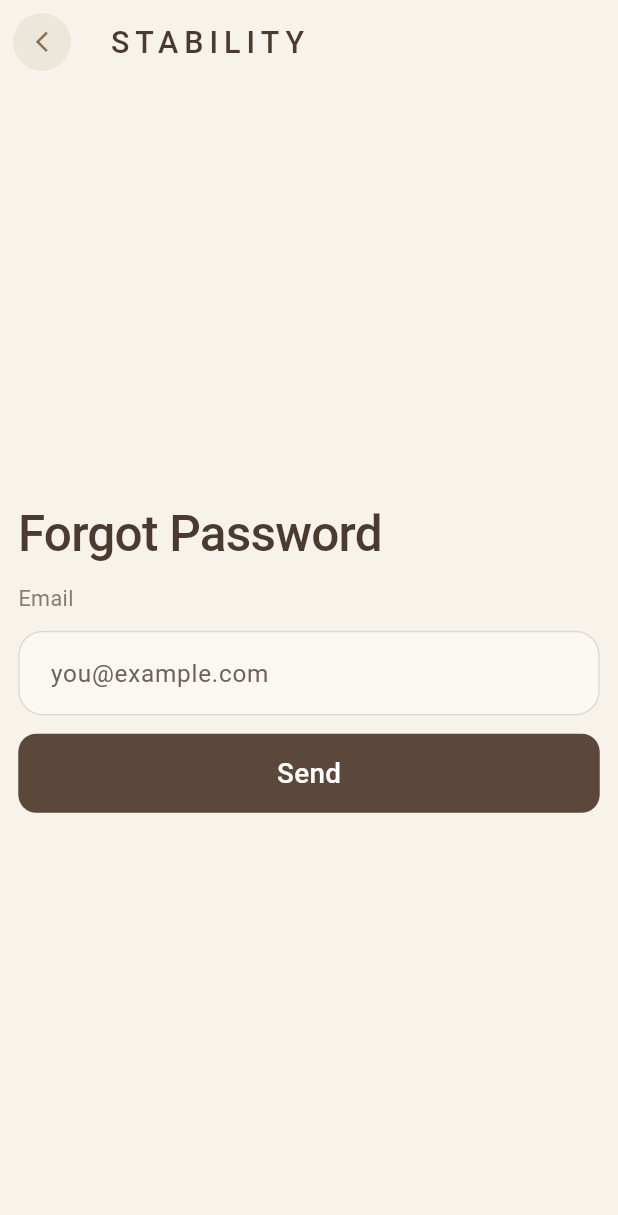
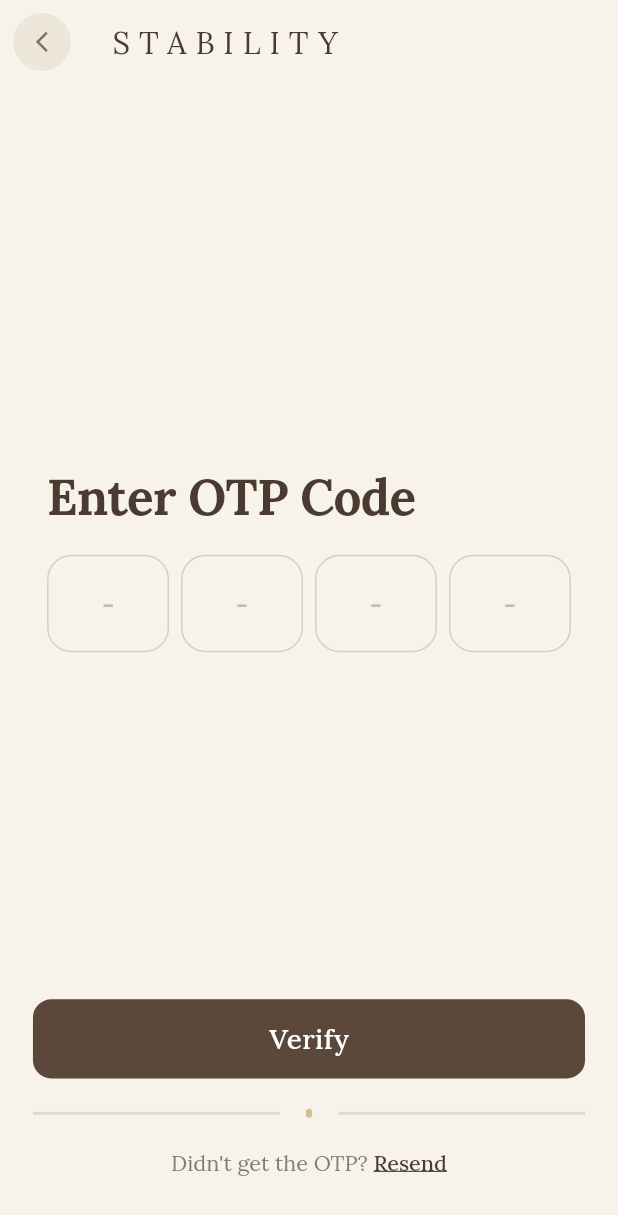
Before and after one commit to backbencherstudio/bendrummond1819_FO529642DC3C7, a Flutter app: the ForgotPassword screen opened directly, after a tap on "Send", on a phone screen of 412 x 824 dp. Shown: the top 1215 px of the screen. Run offline on Flutter 3.47's test engine with Material 3 defaults, Android fonts, the phone set to English and light mode, and no system bars; drawn by our look-alikes of pinput; our stand-ins replace dio, flutter_riverpod, flutter_screenutil, flutter_svg; Roboto replaces fonts that are missing (Montserrat).

Commit message:
feat: lora font, Update: style manager and related file

```diff
--- a/lib/core/resource/constants/style_manager.dart
+++ b/lib/core/resource/constants/style_manager.dart
@@ -115,7 +115,7 @@ TextStyle getSemiBoldStyle22({
 // ===== Bold Style =====
 TextStyle getBoldStyle24({
   double fontSize = FontSize.s24,
-  FontWeight fontWeight = FontWeightManager.medium500,
+  FontWeight fontWeight = FontWeightManager.bold700,
   required Color color,
 }) {
   return _getTextStyle(fontSize, FontConstants.fontFamily, fontWeight, color);
--- a/lib/core/route/route_manager.dart
+++ b/lib/core/route/route_manager.dart
@@ -1,3 +1,4 @@
+import 'package:bendrummond1819_fo529642dc3c7/presentation/auth/forget_password/set_new_password/set_new_password_screen.dart';
 import 'package:bendrummond1819_fo529642dc3c7/presentation/auth/forget_password/view/forgot_password.dart';
 import 'package:bendrummond1819_fo529642dc3c7/presentation/auth/signin/view/signin_screen.dart';
 import 'package:bendrummond1819_fo529642dc3c7/presentation/auth/signup/view/signup_screen.dart';
@@ -10,6 +11,7 @@ import 'package:bendrummond1819_fo529642dc3c7/presentation/home/settings/notific
 import 'package:bendrummond1819_fo529642dc3c7/presentation/home/settings/view/home_settings_screen.dart';
 import 'package:bendrummond1819_fo529642dc3c7/presentation/pay/view/pay_screen.dart';
 import 'package:flutter/material.dart';
+import '../../presentation/auth/forget_password/otp/otp_screen.dart';
 import '../../presentation/bottom_nav/view/bottom_nav_bar_screen.dart';
 import '../../presentation/onboading/view/onboading_screen.dart';
 import '../../presentation/splash/view/splash_screen.dart';
@@ -21,6 +23,20 @@ class RouteGenerator {
     switch (routeSettings.name) {
       case RoutesName.splashRoute:
         return MaterialPageRoute(builder: (_) => const SplashScreen());
+
+      /// ********************* auth ******************
+      case RoutesName.signInRoute:
+        return MaterialPageRoute(builder: (_) => SigningScreen());
+      case RoutesName.signUpRoute:
+        return MaterialPageRoute(builder: (_) => SignupScreen());
+      case RoutesName.forgotPasswordRoute:
+        return MaterialPageRoute(builder: (_) => ForgotPassword());
+      case RoutesName.forgotPasswordOtpRoute:
+        return MaterialPageRoute(builder: (_) => ForgotPasswordOtpScreen());
+      case RoutesName.resetNewPasswordRoute:
+        return MaterialPageRoute(builder: (_) => SetNewPasswordScreen());
+
+      /// *************** bottom nav ****************
       case RoutesName.bottomNavRoute:
         return MaterialPageRoute(builder: (_) => BottomNavBarScreen());
       case RoutesName.payScreen:
@@ -39,12 +55,6 @@ class RouteGenerator {
         return MaterialPageRoute(builder: (_) => AboutScreen());
       case RoutesName.onBoardingRoute:
         return MaterialPageRoute(builder: (_) => OnboardingScreen());
-      case RoutesName.signInRoute:
-        return MaterialPageRoute(builder: (_) => SigningScreen());
-      case RoutesName.signUpRoute:
-        return MaterialPageRoute(builder: (_) => SignupScreen());
-      case RoutesName.forgotPasswordRoute:
-        return MaterialPageRoute(builder: (_) => ForgotPassword());
 
       default:
         return unDefineRoute();
--- a/lib/core/route/routes_name.dart
+++ b/lib/core/route/routes_name.dart
@@ -1,9 +1,12 @@
 class RoutesName {
+  /// ****************** auth *****************
   static const String splashRoute = "/";
   static const String onBoardingRoute = "/onBoardingRoute";
   static const String signInRoute = "/signIn";
   static const String signUpRoute = "/signUpRoute";
   static const String forgotPasswordRoute = "/forgotPassword";
+  static const String forgotPasswordOtpRoute = "/forgotPasswordOtpRoute";
+  static const String resetNewPasswordRoute = "/resetNewPasswordRoute";
   // ========== Bottom NavBar =================
   static const String bottomNavRoute = "/bottomNav";
   static const String payScreen = "/payScreen";
--- /dev/null
+++ b/lib/presentation/auth/forget_password/otp/otp_screen.dart
@@ -0,0 +1,131 @@
+import 'package:flutter/gestures.dart';
+import 'package:flutter/material.dart';
+import 'package:flutter_screenutil/flutter_screenutil.dart';
+
+import '../../../../core/resource/constants/color_manger.dart';
+import '../../../../core/resource/constants/style_manager.dart';
+import '../../../../core/route/routes_name.dart';
+import '../../../widgets/custom_back_button.dart';
+import '../../../widgets/custom_from_field.dart';
+import '../../../widgets/custom_logo_text.dart';
+import '../../../widgets/custom_otp_field.dart';
+import '../../../widgets/primary_button.dart';
+
+class ForgotPasswordOtpScreen extends StatefulWidget {
+  const ForgotPasswordOtpScreen({super.key});
+
+  @override
+  State<ForgotPasswordOtpScreen> createState() => _ForgotPasswordOtpScreenState();
+}
+
+class _ForgotPasswordOtpScreenState extends State<ForgotPasswordOtpScreen> {
+  final _emailController = TextEditingController();
+  @override
+  Widget build(BuildContext context) {
+    return Scaffold(
+      backgroundColor: ColorManager.secondary,
+      appBar: AppBar(
+        backgroundColor: ColorManager.secondary,
+        leading: customBackButton(
+          context,
+          borderColor: ColorManager.borderColor,
+        ),
+        title: customLogoText(),
+      ),
+      body: Padding(
+        padding: EdgeInsets.symmetric(horizontal: 20.w, vertical: 20.h),
+        child: Column(
+          children: [
+
+            Expanded(
+              child: Column(
+                mainAxisAlignment: MainAxisAlignment.center,
+                crossAxisAlignment: CrossAxisAlignment.start,
+                children: [
+                  Text(
+                    "Enter OTP Code",
+                    style: getBoldStyle24(
+                      fontSize: 32.sp,
+                      color: ColorManager.brown,
+                    ).copyWith(letterSpacing: -0.45),
+                  ),
+                  SizedBox(height: 15.h),
+                  /// ************ otp Field *****************
+                  CustomPinCodeField(),
+                ],
+              ),
+            ),
+
+            /// *************** send btn *******************
+            PrimaryButton(
+                title: "Verify",
+                onTap: () {
+                  Navigator.pushNamed(context, RoutesName.forgotPasswordOtpRoute);
+                }
+            ),
+            SizedBox(height: 15.h,),
+            customDivider(),
+            SizedBox(height: 15.h),
+
+            /// ************ rich text ******************
+            Center(
+              child: RichText(
+                text: TextSpan(
+                  style: getRegularStyle16_400(
+                    color: ColorManager.brown300,
+                    fontSize: 14.sp,
+                  ),
+                  children: [
+                    TextSpan(text: "Didn't get the OTP? "),
+                    TextSpan(
+                      text: "Resend",
+                      style:
+                      getRegularStyle16_500(
+                        color: ColorManager.brown,
+                        fontSize: 14.sp,
+                      ).copyWith(
+                        decoration: TextDecoration.underline,
+                        decorationColor: ColorManager.brown,
+                      ),
+                      recognizer: TapGestureRecognizer()
+                        ..onTap = () {
+                          Navigator.pushNamed(
+                            context,
+                            RoutesName.signUpRoute,
+                          );
+                        },
+                    ),
+                  ],
+                ),
+              ),
+            ),
+            SizedBox(height: 20.h),
+          ],
+        ),
+      ),
+    );
+  }
+  /// ************* custom widget **************
+  Widget customDivider() {
+    return Row(
+      children: [
+        Expanded(child: Divider(color: ColorManager.brown200, thickness: 2)),
+
+        Padding(
+          padding: EdgeInsets.symmetric(horizontal: 16.w),
+          child: Container(
+            width: 4.r,
+            height: 6.r,
+            decoration: BoxDecoration(
+              color: ColorManager.gold2,
+              borderRadius: BorderRadius.circular(999.r),
+              //shape: BoxShape.circle,
+            ),
+          ),
+        ),
+
+        Expanded(child: Divider(color: ColorManager.brown200, thickness: 2)),
+      ],
+    );
+  }
+}
--- /dev/null
+++ b/lib/presentation/auth/forget_password/set_new_password/set_new_password_screen.dart
@@ -0,0 +1,15 @@
+import 'package:flutter/material.dart';
+
+class SetNewPasswordScreen extends StatefulWidget {
+  const SetNewPasswordScreen({super.key});
+
+  @override
+  State<SetNewPasswordScreen> createState() => _SetNewPasswordScreenState();
+}
+
+class _SetNewPasswordScreenState extends State<SetNewPasswordScreen> {
+  @override
+  Widget build(BuildContext context) {
+    return const Placeholder();
+  }
+}
--- a/lib/presentation/auth/forget_password/view/forgot_password.dart
+++ b/lib/presentation/auth/forget_password/view/forgot_password.dart
@@ -1,6 +1,8 @@
 import 'package:bendrummond1819_fo529642dc3c7/core/resource/constants/color_manger.dart';
 import 'package:bendrummond1819_fo529642dc3c7/core/resource/constants/style_manager.dart';
+import 'package:bendrummond1819_fo529642dc3c7/core/route/routes_name.dart';
 import 'package:bendrummond1819_fo529642dc3c7/presentation/widgets/custom_back_button.dart';
+import 'package:bendrummond1819_fo529642dc3c7/presentation/widgets/custom_logo_text.dart';
 import 'package:flutter/material.dart';
 import 'package:flutter_screenutil/flutter_screenutil.dart';
 
@@ -15,6 +17,7 @@ class ForgotPassword extends StatefulWidget {
 }
 
 class _ForgotPasswordState extends State<ForgotPassword> {
+  final _emailController = TextEditingController();
   @override
   Widget build(BuildContext context) {
     return Scaffold(
@@ -25,17 +28,14 @@ class _ForgotPasswordState extends State<ForgotPassword> {
           context,
           borderColor: ColorManager.borderColor,
         ),
-        title: Text(
-          "STABILITY",
-          style: getRegularStyle16_500(color: ColorManager.brown).copyWith(
-            fontFamily: "Montserrat",
-            letterSpacing: 4,
-            fontSize: 20.sp,
-          ),
-        ),
+        title: customLogoText(),
       ),
       body: Padding(
-        padding:  EdgeInsets.all(12.h),
+        padding: EdgeInsets.symmetric(horizontal: 20.w, vertical: 20.h),
+        child: Column(
+          children: [
+
+            Expanded(
               child: Column(
                 mainAxisAlignment: MainAxisAlignment.center,
                 crossAxisAlignment: CrossAxisAlignment.start,
@@ -45,9 +45,10 @@ class _ForgotPasswordState extends State<ForgotPassword> {
                     style: getBoldStyle24(
                       fontSize: 32.sp,
                       color: ColorManager.brown,
-              ).copyWith(height: 1.1, letterSpacing: -0.5),
+                    ).copyWith(letterSpacing: -0.45),
                   ),
                   SizedBox(height: 15.h),
+                  /// ************ Email Field *****************
                   Text(
                     "Email",
                     style: getRegularStyle16_400(
@@ -56,18 +57,22 @@ class _ForgotPasswordState extends State<ForgotPassword> {
                     ),
                   ),
                   SizedBox(height: 10.h),
-
-            /// ************ Email Field *****************
                   CustomFromField(
                     hintText: "you@example.com",
-              //controller: _emailController,
+                    controller: _emailController,
+                  ),
+                ],
+              ),
             ),
 
-            SizedBox(height: 12.h),
-
-            /// ************ Sign in Button *****************
-            //Spacer()
-            PrimaryButton(title: "Send", onTap: () {}),
+            /// *************** send btn *******************
+            PrimaryButton(
+                title: "Send",
+                onTap: () {
+                  Navigator.pushNamed(context, RoutesName.forgotPasswordOtpRoute);
+                }
+            ),
+            SizedBox(height: 20.h,)
           ],
         ),
       ),
--- a/lib/presentation/auth/otp/view/otp_screen.dart
+++ /dev/null
@@ -1,15 +0,0 @@
-import 'package:flutter/material.dart';
-
-class OtpScreen extends StatefulWidget {
-  const OtpScreen({super.key});
-
-  @override
-  State<OtpScreen> createState() => _OtpScreenState();
-}
-
-class _OtpScreenState extends State<OtpScreen> {
-  @override
-  Widget build(BuildContext context) {
-    return Container();
-  }
-}
--- a/lib/presentation/auth/signup/view/signup_screen.dart
+++ b/lib/presentation/auth/signup/view/signup_screen.dart
@@ -75,7 +75,7 @@ class _SignupScreenState extends State<SignupScreen> {
                     style: getBoldStyle24(
                       fontSize: 28.sp,
                       color: ColorManager.brown,
-                    ).copyWith(height: 1.1, letterSpacing: -0.5),
+                    ).copyWith(letterSpacing: -0.5),
                   ),
 
                   SizedBox(height: 15.h),
--- a/lib/presentation/onboading/view/onboading_screen.dart
+++ b/lib/presentation/onboading/view/onboading_screen.dart
@@ -2,6 +2,7 @@ import 'package:bendrummond1819_fo529642dc3c7/core/resource/constants/color_mang
 import 'package:bendrummond1819_fo529642dc3c7/core/resource/constants/image_manager.dart';
 import 'package:bendrummond1819_fo529642dc3c7/core/resource/constants/style_manager.dart';
 import 'package:bendrummond1819_fo529642dc3c7/core/route/routes_name.dart';
+import 'package:bendrummond1819_fo529642dc3c7/presentation/widgets/custom_logo_text.dart';
 import 'package:bendrummond1819_fo529642dc3c7/presentation/widgets/outline_button.dart';
 import 'package:bendrummond1819_fo529642dc3c7/presentation/widgets/primary_button.dart';
 import 'package:flutter/material.dart';
@@ -35,13 +36,7 @@ class OnboardingScreen extends StatelessWidget {
                   SafeArea(
                     child: Padding(
                       padding: EdgeInsets.only(left: 24.w, top: 20.h),
-                      child: Text(
-                        "STABILITY",
-                        style: getRegularStyle16_400(
-                          fontSize: 20.sp,
-                          color: ColorManager.brown500,
-                        ).copyWith(letterSpacing: 6),
-                      ),
+                      child: customLogoText()
                     ),
                   ),
                 ],
@@ -62,7 +57,7 @@ class OnboardingScreen extends StatelessWidget {
                     style: getBoldStyle24(
                       fontSize: 28.sp,
                       color: ColorManager.brown,
-                    ).copyWith(height: 1.1, letterSpacing: -0.5),
+                    ).copyWith( letterSpacing: -0.5,),
                   ),
 
                   SizedBox(height: 15.h),
--- a/lib/presentation/widgets/custom_logo_text.dart
+++ b/lib/presentation/widgets/custom_logo_text.dart
@@ -10,6 +10,6 @@ Widget customLogoText() {
     style: getRegularStyle16_400(
       fontSize: 20.sp,
       color: ColorManager.brown500,
-    ).copyWith(letterSpacing: 6, fontFamily: "Serif"),
+    ).copyWith(letterSpacing: 6),
   );
 }
--- /dev/null
+++ b/lib/presentation/widgets/custom_otp_field.dart
@@ -0,0 +1,81 @@
+import 'package:flutter/material.dart';
+import 'package:flutter_screenutil/flutter_screenutil.dart';
+import 'package:pinput/pinput.dart';
+import '../../core/resource/constants/color_manger.dart';
+
+class CustomPinCodeField extends StatelessWidget {
+  final int length;
+  final TextEditingController? controller;
+  final String? Function(String?)? validator;
+  final void Function(String)? onCompleted;
+
+  const CustomPinCodeField({
+    super.key,
+    this.length = 4,
+    this.controller,
+    this.validator,
+    this.onCompleted,
+  });
+
+  @override
+  Widget build(BuildContext context) {
+    final defaultPinTheme = PinTheme(
+      width: 74.w,
+      height: 64.h,
+      textStyle: TextStyle(
+        fontSize: 24.sp,
+        color: ColorManager.brown,
+        fontFamily: "Serif",
+        fontWeight: FontWeight.w400,
+      ),
+      decoration: BoxDecoration(
+        color: Colors.transparent, // ব্যাকগ্রাউন্ড স্বচ্ছ রাখতে পারেন
+        borderRadius: BorderRadius.circular(16.r),
+        border: Border.all(color: ColorManager.brown.withOpacity(0.2)), // হালকা বর্ডার
+      ),
+    );
+
+    // ফোকাসড থিম (যখন ইউজার টাইপ করবে)
+    final focusedPinTheme = defaultPinTheme.copyWith(
+      decoration: defaultPinTheme.decoration?.copyWith(
+        border: Border.all(color: ColorManager.brown, width: 1.5),
+      ),
+    );
+
+    // যখন ভ্যালু থাকবে (Submitted/Following)
+    final submittedPinTheme = defaultPinTheme.copyWith(
+      decoration: defaultPinTheme.decoration?.copyWith(
+        border: Border.all(color: ColorManager.brown.withOpacity(0.2)),
+      ),
+    );
+
+    return Pinput(
+      length: length,
+      controller: controller,
+      defaultPinTheme: defaultPinTheme,
+      focusedPinTheme: focusedPinTheme,
+      submittedPinTheme: submittedPinTheme,
+      validator: validator,
+      // খালি ঘরে হাইফেন দেখানোর জন্য
+      preFilledWidget: Text(
+        "-",
+        style: defaultPinTheme.textStyle?.copyWith(
+          color: ColorManager.brown.withOpacity(0.3),
+        ),
+      ),
+      mainAxisAlignment: MainAxisAlignment.spaceBetween,
+      onCompleted: onCompleted,
+      cursor: Column(
+        mainAxisAlignment: MainAxisAlignment.end,
+        children: [
+          Container(
+            margin: EdgeInsets.only(bottom: 15.h),
+            width: 2,
+            height: 25.h,
+            color: ColorManager.brown,
+          ),
+        ],
+      ),
+    );
+  }
+}
```
Also changed, not shown: pubspec.yaml (+10 -1 lines), assets/fonts/lora-regular-2.ttf (added), assets/fonts/lora-regular.ttf (added), lib/presentation/auth/email_verification/view/email_verify_screen.dart (deleted), lib/presentation/auth/email_verification/viewmodel/email_verify_provider.dart (deleted), lib/presentation/auth/otp/viewmodel/otp_provider.dart (deleted), pubspec.lock. Lines whose indentation alone changed are shown as unchanged.
